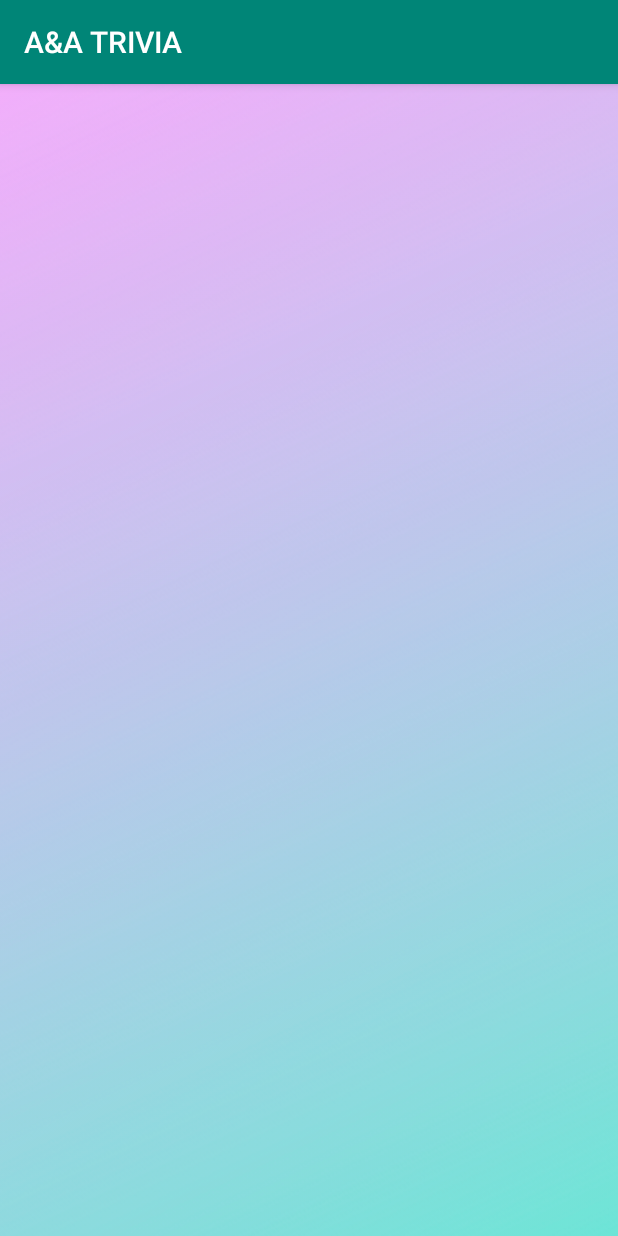
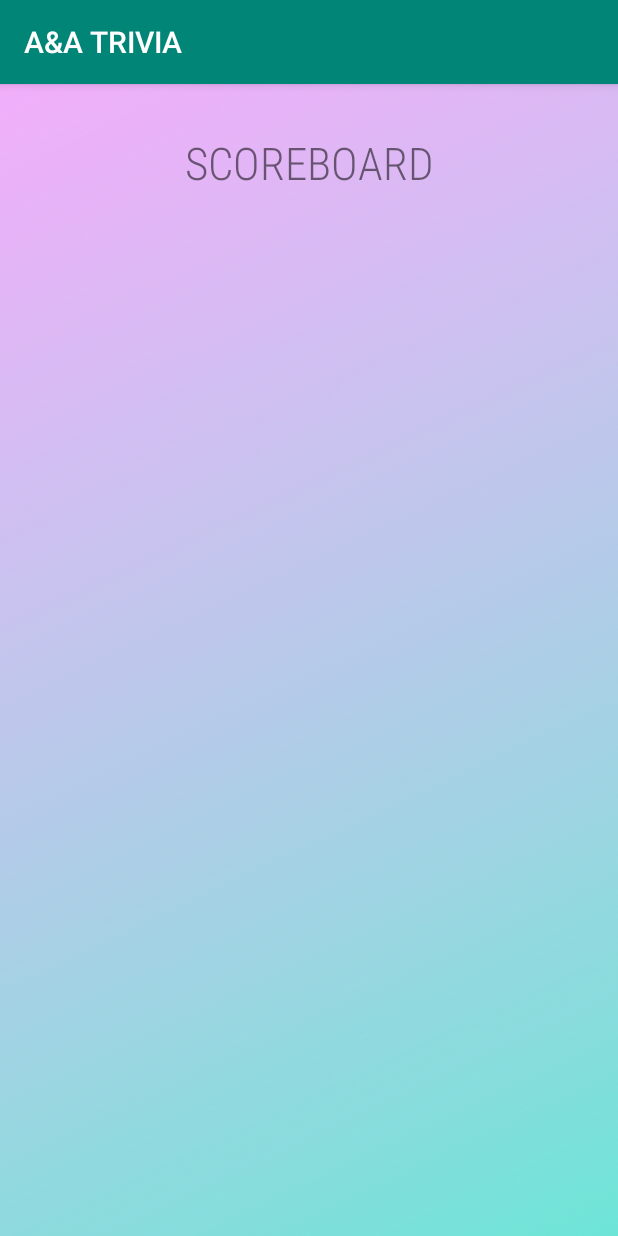
Before and after one commit to alexandriabanta/TriviaGame4020, an Android app: the ScoreboardActivity screen opened directly, with no data from a screen before it, on a phone screen of 412 x 824 dp. Run offline under Robolectric (Android 15) with nearby library versions, the phone set to English and light mode, and no system bars; Roboto replaces fonts that are not available here.

```diff
--- a/app/src/main/res/layout/scoreboard.xml
+++ b/app/src/main/res/layout/scoreboard.xml
@@ -1,8 +1,25 @@
 <?xml version="1.0" encoding="utf-8"?>
 <LinearLayout xmlns:android="http://schemas.android.com/apk/res/android"
+    xmlns:app="http://schemas.android.com/apk/res-auto"
     android:layout_width="match_parent"
     android:layout_height="match_parent"
     android:background="@drawable/trivia_setup_background"
     android:orientation="vertical">
 
+    <androidx.constraintlayout.widget.ConstraintLayout
+        android:layout_width="match_parent"
+        android:layout_height="match_parent">
+
+        <TextView
+            android:id="@+id/scoreboardTextView"
+            android:layout_width="wrap_content"
+            android:layout_height="wrap_content"
+            android:layout_marginTop="32dp"
+            android:fontFamily="sans-serif-condensed-light"
+            android:text="SCOREBOARD"
+            android:textSize="30sp"
+            app:layout_constraintEnd_toEndOf="parent"
+            app:layout_constraintStart_toStartOf="parent"
+            app:layout_constraintTop_toTopOf="parent" />
+    </androidx.constraintlayout.widget.ConstraintLayout>
 </LinearLayout>
```
Also changed, not shown: app/src/main/java/com/alexandriabanta/triviagame4020/TriviaGameActivity.java (+2 -12 lines).
